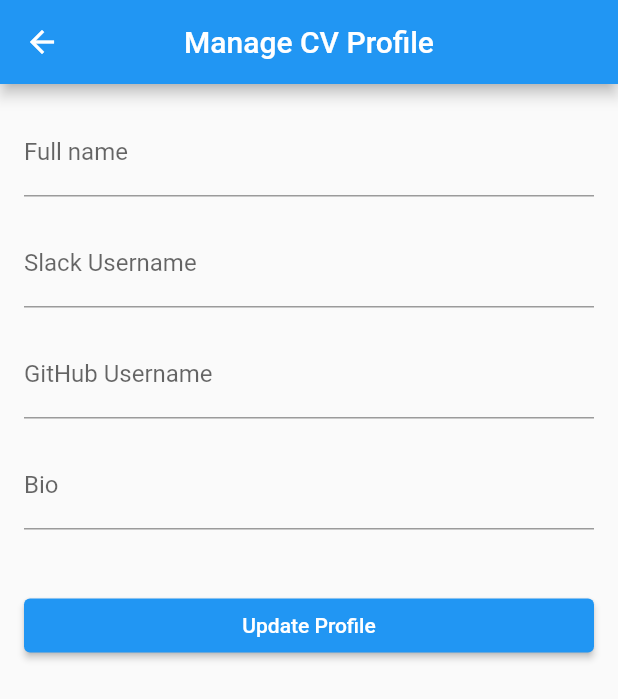
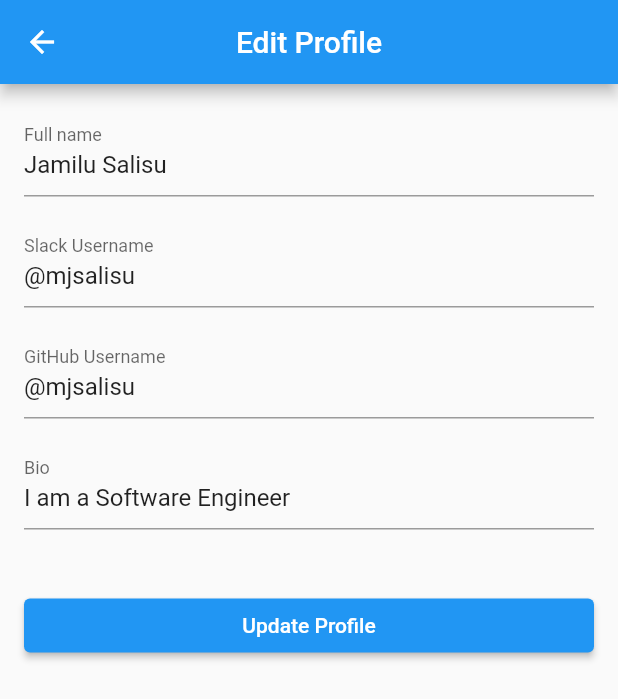
Before and after one commit to mjsalisu/cv_application, a Flutter app: the screen it shows after launch, after a tap on the "edit" icon, on a phone screen of 412 x 824 dp. Shown: the top 699 px of the screen. Run offline on Flutter 3.47's test engine with Material 2 defaults, Android fonts, the phone set to English and light mode, and no system bars.

```diff
--- a/lib/main.dart
+++ b/lib/main.dart
@@ -1,15 +1,10 @@
-import 'package:cv_application/screen/edit_profile.dart';
 import 'package:cv_application/screen/profile.dart';
 import 'package:flutter/material.dart';
 
 void main() {
   runApp(
-    MaterialApp(
-      initialRoute: '/',
-      routes: {
-        '/': (context) => const ProfileScreen(),
-        '/edit': (context) => const EditProfileScreen(),
-      },
+    const MaterialApp(
+      home: ProfileScreen(),
     ),
   );
 }
--- a/lib/screen/edit_profile.dart
+++ b/lib/screen/edit_profile.dart
@@ -5,33 +5,30 @@ import 'package:flutter/material.dart';
 class EditProfileScreen extends StatefulWidget {
   const EditProfileScreen({
     super.key,
-    this.name,
-    this.slackUsername,
-    this.gitHubHandle,
-    this.bio,
+    required this.user,
   });
-  final String? name;
-  final String? slackUsername;
-  final String? gitHubHandle;
-  final String? bio;
+  final UserModel user;
 
   @override
   State<EditProfileScreen> createState() => _EditProfileScreenState();
 }
 
 class _EditProfileScreenState extends State<EditProfileScreen> {
-  final nameController = TextEditingController();
-  final slackUsernameController = TextEditingController();
-  final gitHubHandleController = TextEditingController();
-  final bioController = TextEditingController();
+  late TextEditingController nameController;
+  late TextEditingController slackUsernameController;
+  late TextEditingController gitHubHandleController;
+  late TextEditingController bioController;
 
   @override
   void initState() {
     super.initState();
-    nameController.text = widget.name ?? '';
-    slackUsernameController.text = widget.slackUsername ?? '';
-    gitHubHandleController.text = widget.gitHubHandle ?? '';
-    bioController.text = widget.bio ?? '';
+    // Initialize controllers with the initial user data
+    nameController = TextEditingController(text: widget.user.name);
+    slackUsernameController =
+        TextEditingController(text: widget.user.slackUsername);
+    gitHubHandleController =
+        TextEditingController(text: widget.user.gitHubUsername);
+    bioController = TextEditingController(text: widget.user.bio);
   }
 
   @override
@@ -39,7 +36,7 @@ class _EditProfileScreenState extends State<EditProfileScreen> {
     return Scaffold(
       appBar: AppBar(
         title: const Text(
-          'Manage CV Profile',
+          'Edit Profile',
         ),
         centerTitle: true,
       ),
@@ -78,20 +75,12 @@ class _EditProfileScreenState extends State<EditProfileScreen> {
   }
 
   Future<void> onProfileUpdateAction() async {
-    final name = nameController.text;
-    final slackUsername = slackUsernameController.text;
-    final gitHubHandle = gitHubHandleController.text;
-    final bio = bioController.text;
-
-    Navigator.pushNamed(
-      context,
-      '/',
-      arguments: UserModel(
-        name: name,
-        slackUsername: slackUsername,
-        gitHubUsername: gitHubHandle,
-        bio: bio,
-      ),
+    final updatedUser = UserModel(
+      name: nameController.text,
+      slackUsername: slackUsernameController.text,
+      gitHubUsername: gitHubHandleController.text,
+      bio: bioController.text,
     );
+    Navigator.pop(context, updatedUser);
   }
 }
--- a/lib/screen/profile.dart
+++ b/lib/screen/profile.dart
@@ -1,4 +1,5 @@
 import 'package:cv_application/model/user_model.dart';
+import 'package:cv_application/screen/edit_profile.dart';
 import 'package:cv_application/widget/social_handle.dart';
 import 'package:flutter/material.dart';
 
@@ -94,13 +95,19 @@ class _ProfileScreenState extends State<ProfileScreen> {
       ),
       floatingActionButton: FloatingActionButton(
         onPressed: () async {
-          final result =
-              await Navigator.pushNamed(context, '/edit', arguments: {});
+          final updatedUser = await Navigator.push(
+            context,
+            MaterialPageRoute(
+              builder: (context) => EditProfileScreen(
+                user: user,
+              ),
+            ),
+          );
 
-          if (result != null) {
-            setState(
-              () {},
-            );
+          if (updatedUser != null) {
+            setState(() {
+              user = updatedUser;
+            });
           }
         },
         child: const Icon(Icons.edit),
```
